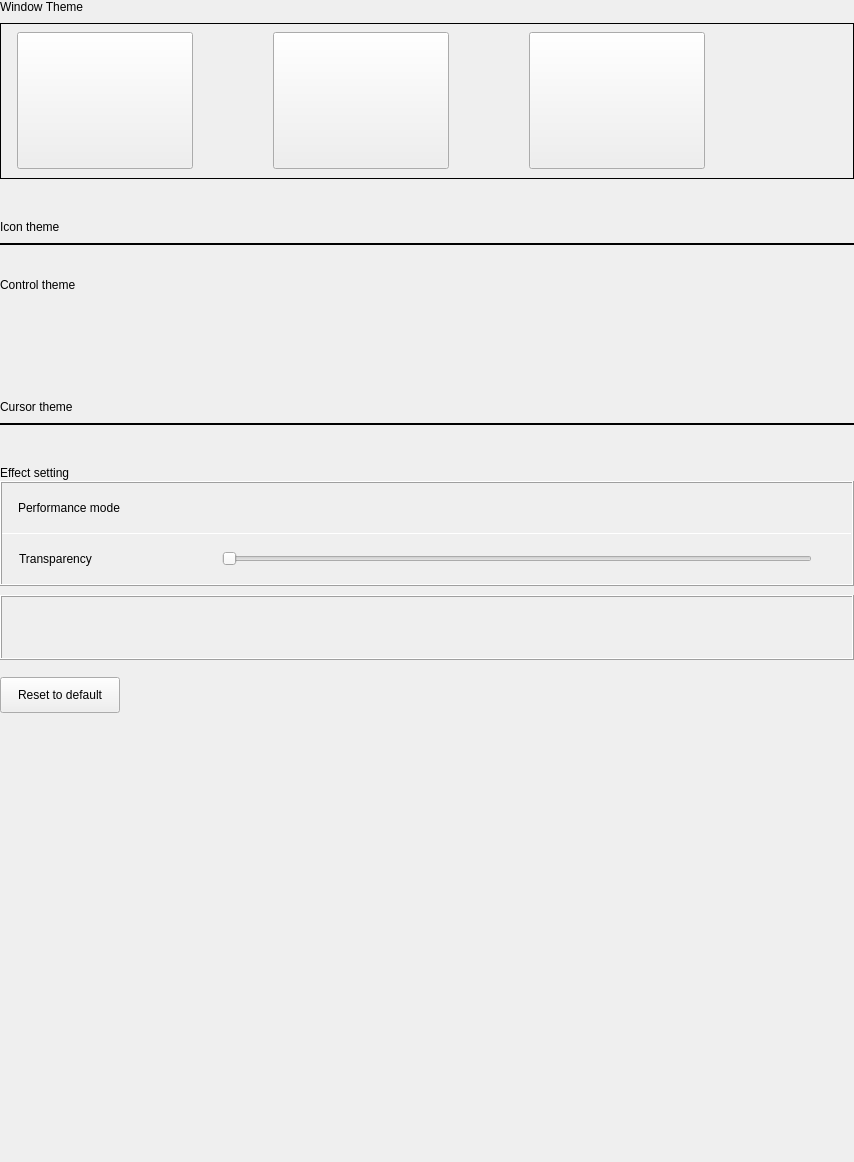
ukui/ukui-control-center, file plugins/personalized/theme/theme.ui: the form before one commit.
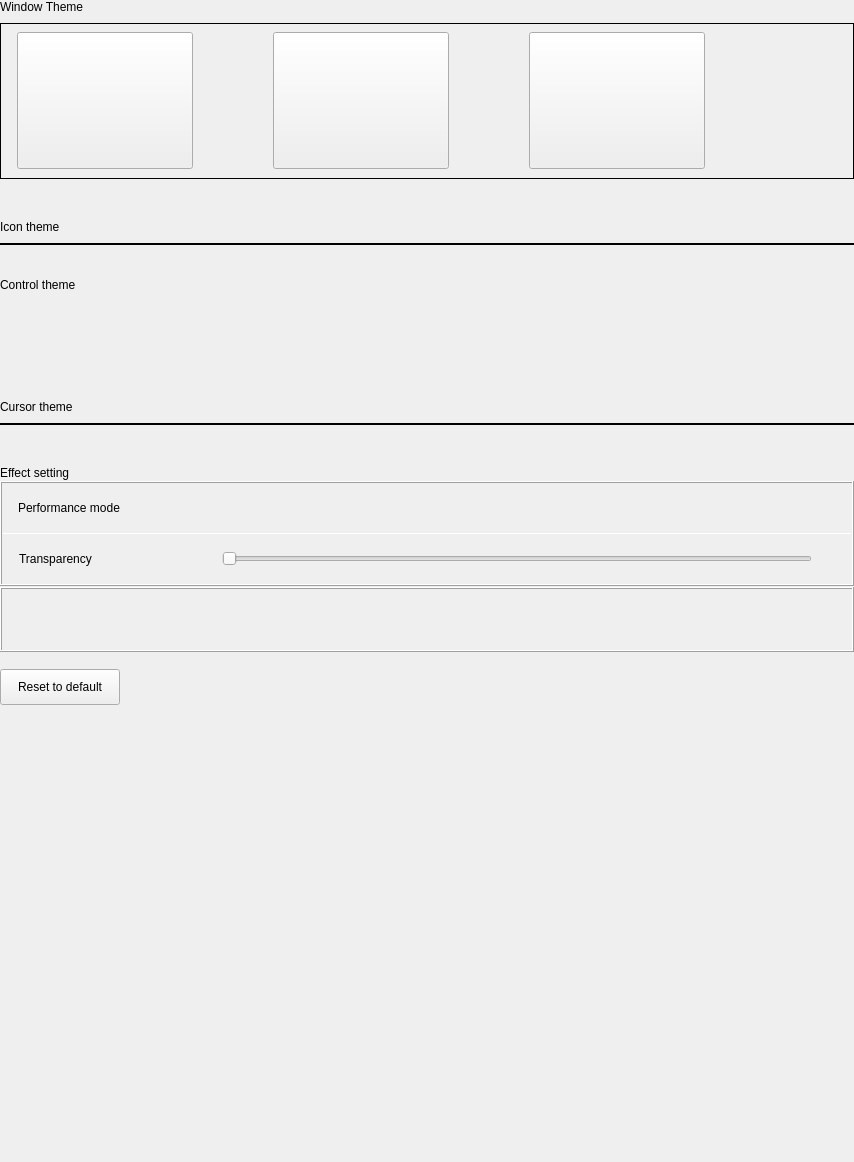
The form after the commit. Custom widgets are drawn as their Qt base class.

Commit message:
fix(Theme and Icon): Theme and Icon
Description: Theme and Icon

Log: 【设计】首页icon调用主题规范图标; 【设置】设置-关于界面的描述文字没有跟随新的控制面板菜单划分而变化;【控制面板】设置用户手册中存在多余介绍; 【设计】【控制面板】主题界面“恢复默认”button位置不对

The edit to the form file:
```diff
--- a/plugins/personalized/theme/theme.ui
+++ b/plugins/personalized/theme/theme.ui
@@ -823,22 +823,6 @@
           </layout>
          </widget>
         </item>
-        <item>
-         <spacer name="verticalSpacer_7">
-          <property name="orientation">
-           <enum>Qt::Vertical</enum>
-          </property>
-          <property name="sizeType">
-           <enum>QSizePolicy::Fixed</enum>
-          </property>
-          <property name="sizeHint" stdset="0">
-           <size>
-            <width>20</width>
-            <height>8</height>
-           </size>
-          </property>
-         </spacer>
-        </item>
         <item>
          <widget class="QFrame" name="kwinFrame">
           <property name="minimumSize">
```
The commit also changes 4 other files.
